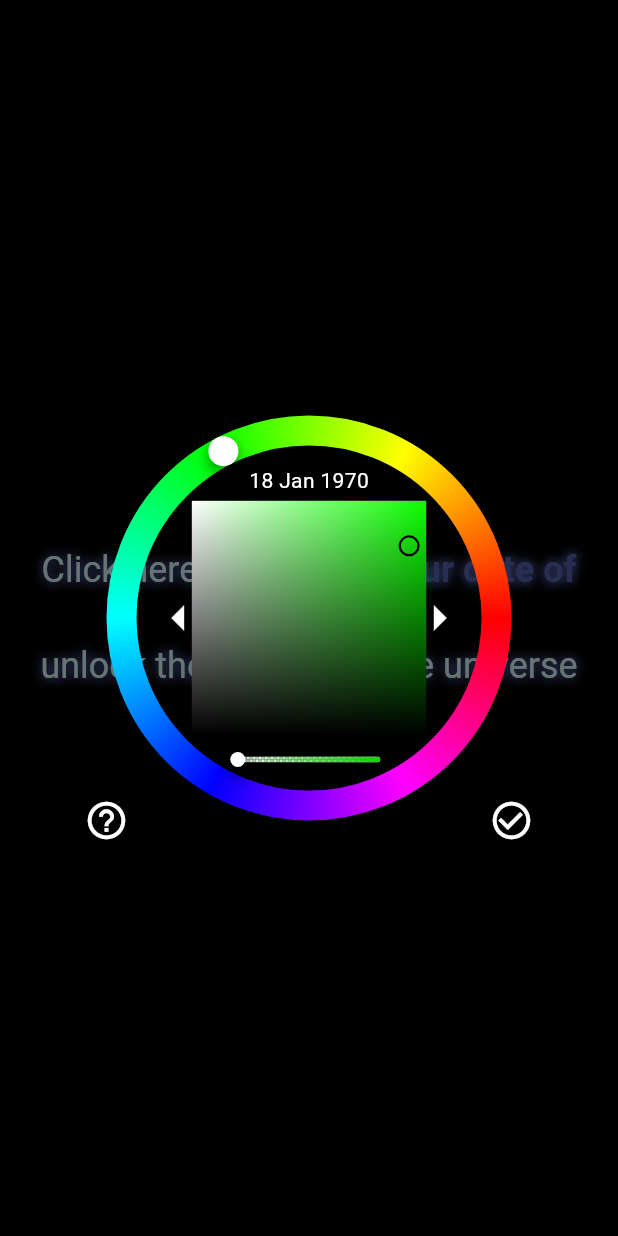
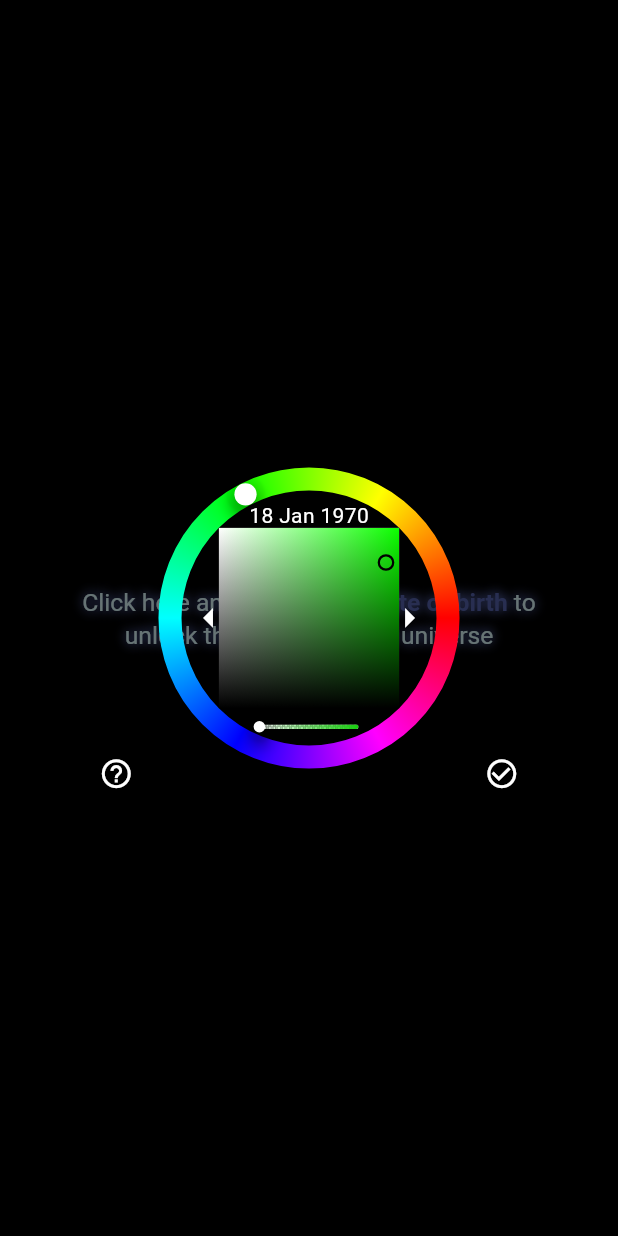
Before and after one commit to BURG3R5/awesome-datepicker, a Flutter app: the screen it shows after launch, after a tap on an icon or button, on a phone screen of 412 x 824 dp. Run offline on Flutter 3.47's test engine with Material 3 defaults, Android fonts, the phone set to English and light mode, and no system bars; our stand-ins replace fluttertoast, get.

Commit message:
feat(example): Make picker responsive

```diff
--- a/example/lib/main.dart
+++ b/example/lib/main.dart
@@ -4,6 +4,7 @@ import 'package:flutter/material.dart';
 
 import 'constants.dart';
 import 'results.dart';
+import 'utils.dart';
 import 'widgets/glow_text.dart';
 
 void main() => runApp(const ExampleApp());
@@ -34,6 +35,8 @@ class Home extends StatelessWidget {
       mode: AwesomeDatePickerMode.hex,
       useAlpha: true,
       initialDate: DateTime.now(),
+      pickerHeight: pickerHeight(context),
+      ringStrokeWidth: ringWidth(context),
       onChanged: (date) {
         if (kDebugMode) print('changed to $date');
 
@@ -59,7 +62,7 @@ class Home extends StatelessWidget {
               child: Padding(
                 padding: const EdgeInsets.all(20),
                 child: GlowText(
-                  style: Theme.of(context).textTheme.headlineSmall,
+                  style: buttonTextStyle(context),
                   textAlign: TextAlign.center,
                   glowColor: primary,
                   textSpan: const TextSpan(
--- a/example/lib/results.dart
+++ b/example/lib/results.dart
@@ -91,6 +91,8 @@ class _ResultsState extends State<Results> {
       mode: AwesomeDatePickerMode.hex,
       useAlpha: true,
       initialDate: DateTime.now(),
+      pickerHeight: pickerHeight(context),
+      ringStrokeWidth: ringWidth(context),
       onChanged: (date) {
         if (kDebugMode) print('changed to $date');
 
--- a/example/lib/utils.dart
+++ b/example/lib/utils.dart
@@ -1,3 +1,6 @@
+import 'package:flutter/material.dart';
+import 'package:get/get.dart';
+
 int _calculateDaysLeft(DateTime birthdate) {
   final expectedDeath =
       birthdate.add(Duration(hours: (72.27 * 365.2425 * 24).floor()));
@@ -15,5 +18,20 @@ int calculateFullMoons(DateTime birthdate) =>
 int calculateTotalSolarEclipses(DateTime birthdate) =>
     (0.66 * _calculateDaysLeft(birthdate)) ~/ 365.2425;
 
-bool areDayAndMonthEqual(DateTime d1, DateTime d2) =>
-    d1.day == d2.day && d1.month == d2.month;
+bool isPortrait(BuildContext context) {
+  return context.width < context.height;
+}
+
+TextStyle? buttonTextStyle(BuildContext context) {
+  return Theme.of(context).textTheme.headlineSmall?.copyWith(
+        fontSize: isPortrait(context) ? 15 * context.width / 375 : null,
+      );
+}
+
+double pickerHeight(BuildContext context) {
+  return isPortrait(context) ? 250 * 0.7 * context.width / 375 : 250;
+}
+
+double ringWidth(BuildContext context) {
+  return isPortrait(context) ? 20 * 0.7 * context.width / 375 : 20;
+}
--- a/example/pubspec.yaml
+++ b/example/pubspec.yaml
@@ -12,6 +12,7 @@ dependencies:
   flutter:
     sdk: flutter
   flutter_glow: ^0.3.0
+  get: ^4.6.6
   intl: ^0.18.1
 
   awesome_datepicker:
```
Also changed, not shown: example/pubspec.lock.
